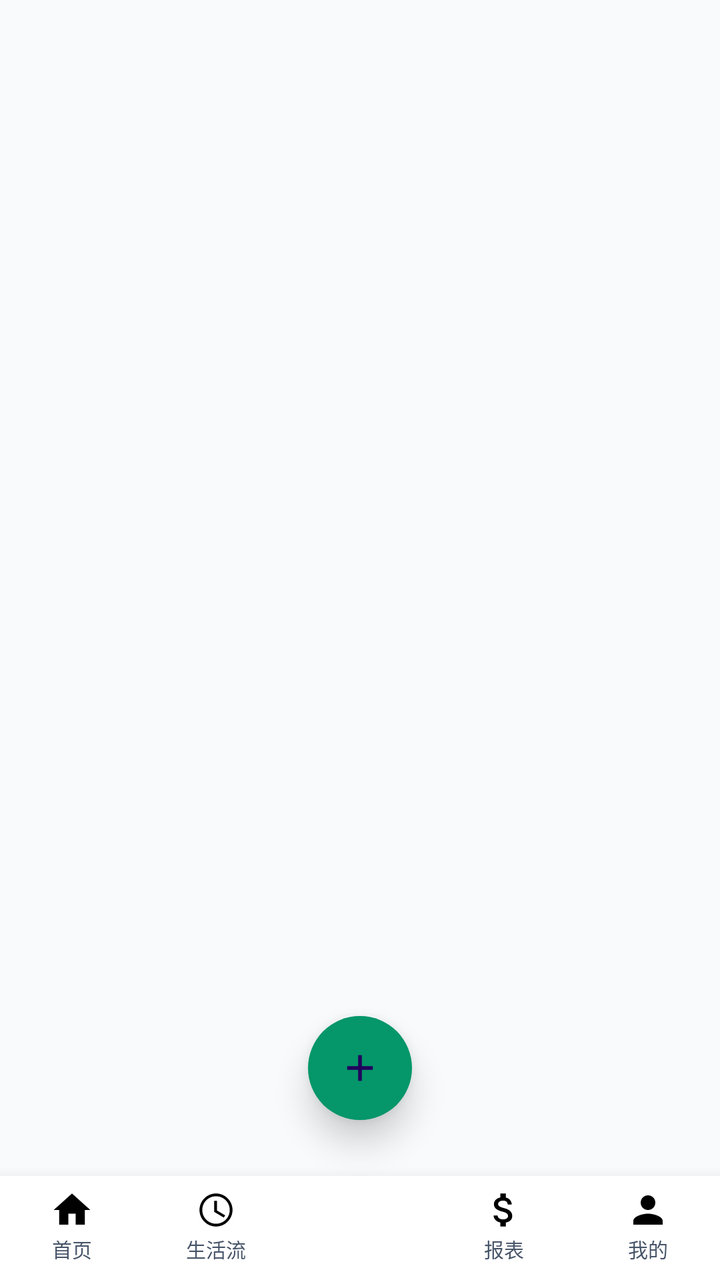
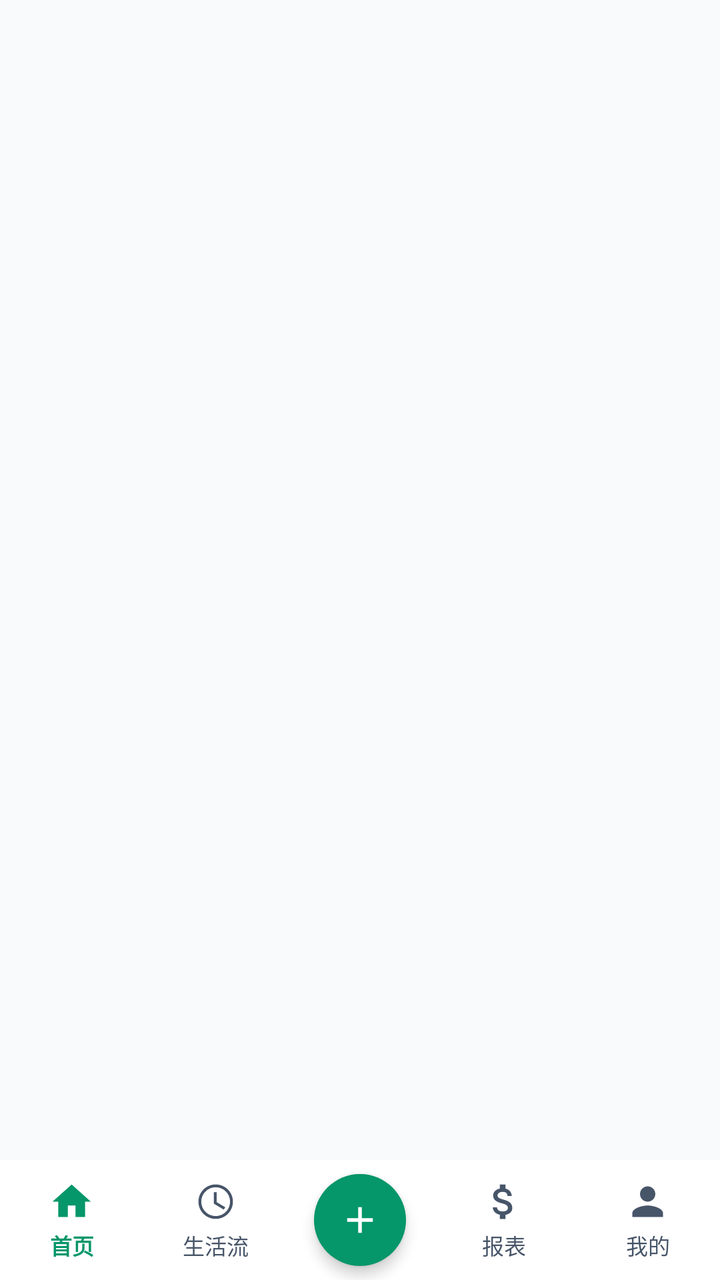

Before-and-after screenshots of an Android layout around one commit, followed by the original layout XML and the change that was made.
<!-- AndroidManifest.xml: application theme Theme.DiaperTracker -->
<!-- res/layout/activity_main.xml -->
<?xml version="1.0" encoding="utf-8"?>
<LinearLayout
    xmlns:android="http://schemas.android.com/apk/res/android"
    xmlns:app="http://schemas.android.com/apk/res-auto"
    android:layout_width="match_parent"
    android:layout_height="match_parent"
    android:orientation="vertical"
    android:background="@color/background">

    
    <FrameLayout
        android:id="@+id/fragment_container"
        android:layout_width="match_parent"
        android:layout_height="0dp"
        android:layout_weight="1" />

    
    <com.google.android.material.floatingactionbutton.FloatingActionButton
        android:id="@+id/fab_add"
        android:layout_width="wrap_content"
        android:layout_height="wrap_content"
        android:layout_gravity="bottom|center"
        android:layout_marginBottom="28dp"
        android:src="@drawable/ic_add"
        android:contentDescription="@string/add_entry"
        app:backgroundTint="@color/primary"
        app:fabSize="normal"
        app:fabCustomSize="52dp"
        app:maxImageSize="22dp"
        app:elevation="10dp"
        app:shapeAppearanceOverlay="@style/FabShape" />

    
    <LinearLayout
        android:layout_width="match_parent"
        android:layout_height="52dp"
        android:orientation="horizontal"
        android:background="@color/card"
        android:elevation="12dp"
        android:gravity="center_vertical"
        android:paddingBottom="2dp">

        
        <LinearLayout
            android:id="@+id/nav_home"
            android:layout_width="0dp"
            android:layout_height="match_parent"
            android:layout_weight="1"
            android:orientation="vertical"
            android:gravity="center"
            android:clickable="true"
            android:focusable="true"
            android:background="?attr/selectableItemBackgroundBorderless">
            <ImageView
                android:id="@+id/nav_home_icon"
                android:layout_width="22dp"
                android:layout_height="22dp"
                android:src="@drawable/ic_nav_home"
                android:contentDescription="@string/nav_home" />
            <TextView
                android:id="@+id/nav_home_label"
                android:layout_width="wrap_content"
                android:layout_height="wrap_content"
                android:text="@string/nav_home"
                android:textSize="10sp"
                android:textColor="@color/text_secondary"
                android:layout_marginTop="1dp" />
        </LinearLayout>

        
        <LinearLayout
            android:id="@+id/nav_timeline"
            android:layout_width="0dp"
            android:layout_height="match_parent"
            android:layout_weight="1"
            android:orientation="vertical"
            android:gravity="center"
            android:clickable="true"
            android:focusable="true"
            android:background="?attr/selectableItemBackgroundBorderless">
            <ImageView
                android:id="@+id/nav_timeline_icon"
                android:layout_width="22dp"
                android:layout_height="22dp"
                android:src="@drawable/ic_nav_timeline"
                android:contentDescription="@string/nav_timeline" />
            <TextView
                android:id="@+id/nav_timeline_label"
                android:layout_width="wrap_content"
                android:layout_height="wrap_content"
                android:text="@string/nav_timeline"
                android:textSize="10sp"
                android:textColor="@color/text_secondary"
                android:layout_marginTop="1dp" />
        </LinearLayout>

        
        <View
            android:layout_width="0dp"
            android:layout_height="match_parent"
            android:layout_weight="1" />

        
        <LinearLayout
            android:id="@+id/nav_report"
            android:layout_width="0dp"
            android:layout_height="match_parent"
            android:layout_weight="1"
            android:orientation="vertical"
            android:gravity="center"
            android:clickable="true"
            android:focusable="true"
            android:background="?attr/selectableItemBackgroundBorderless">
            <ImageView
                android:id="@+id/nav_report_icon"
                android:layout_width="22dp"
                android:layout_height="22dp"
                android:src="@drawable/ic_nav_report"
                android:contentDescription="@string/nav_report" />
            <TextView
                android:id="@+id/nav_report_label"
                android:layout_width="wrap_content"
                android:layout_height="wrap_content"
                android:text="@string/nav_report"
                android:textSize="10sp"
                android:textColor="@color/text_secondary"
                android:layout_marginTop="1dp" />
        </LinearLayout>

        
        <LinearLayout
            android:id="@+id/nav_profile"
            android:layout_width="0dp"
            android:layout_height="match_parent"
            android:layout_weight="1"
            android:orientation="vertical"
            android:gravity="center"
            android:clickable="true"
            android:focusable="true"
            android:background="?attr/selectableItemBackgroundBorderless">
            <ImageView
                android:id="@+id/nav_profile_icon"
                android:layout_width="22dp"
                android:layout_height="22dp"
                android:src="@drawable/ic_nav_profile"
                android:contentDescription="@string/nav_profile" />
            <TextView
                android:id="@+id/nav_profile_label"
                android:layout_width="wrap_content"
                android:layout_height="wrap_content"
                android:text="@string/nav_profile"
                android:textSize="10sp"
                android:textColor="@color/text_secondary"
                android:layout_marginTop="1dp" />
        </LinearLayout>
    </LinearLayout>

</LinearLayout>
<!-- resources referenced by this layout -->
<resources>
  <color name="background">#F8FAFC</color>
  <color name="card">#FFFFFF</color>
  <color name="primary">#059669</color>
  <color name="text_secondary">#475569</color>
  <!-- drawable ic_add (drawable) -->
  <?xml version="1.0" encoding="utf-8"?>
  <vector xmlns:android="http://schemas.android.com/apk/res/android"
      android:width="24dp"
      android:height="24dp"
      android:viewportWidth="24"
      android:viewportHeight="24"
      android:tint="?attr/colorControlNormal">
      <path
          android:fillColor="#FFFFFF"
          android:pathData="M19,13h-6v6h-2v-6H5v-2h6V5h2v6h6v2z" />
  </vector>
  <!-- drawable ic_nav_home (drawable) -->
  <vector xmlns:android="http://schemas.android.com/apk/res/android"
      android:width="24dp"
      android:height="24dp"
      android:viewportWidth="24"
      android:viewportHeight="24">
      <path
          android:fillColor="#FF000000"
          android:pathData="M10,20v-6h4v6h5v-8h3L12,3 2,12h3v8z" />
  </vector>
  <!-- drawable ic_nav_profile (drawable) -->
  <vector xmlns:android="http://schemas.android.com/apk/res/android"
      android:width="24dp"
      android:height="24dp"
      android:viewportWidth="24"
      android:viewportHeight="24">
      <path
          android:fillColor="#FF000000"
          android:pathData="M12,12c2.21,0 4,-1.79 4,-4s-1.79,-4 -4,-4 -4,1.79 -4,4 1.79,4 4,4zM12,14c-2.67,0 -8,1.34 -8,4v2h16v-2c0,-2.66 -5.33,-4 -8,-4z" />
  </vector>
  <!-- drawable ic_nav_report (drawable) -->
  <vector xmlns:android="http://schemas.android.com/apk/res/android"
      android:width="24dp"
      android:height="24dp"
      android:viewportWidth="24"
      android:viewportHeight="24">
      <path
          android:fillColor="#FF000000"
          android:pathData="M11.8,10.9c-2.27,-0.59 -3,-1.2 -3,-2.15 0,-1.09 1.01,-1.85 2.7,-1.85 1.78,0 2.44,0.85 2.5,2.1h2.21c-0.07,-1.72 -1.12,-3.3 -3.21,-3.81V3h-3v2.16c-1.94,0.42 -3.5,1.68 -3.5,3.61 0,2.31 1.91,3.46 4.7,4.13 2.5,0.6 3,1.48 3,2.41 0,0.69 -0.49,1.79 -2.7,1.79 -2.06,0 -2.87,-0.92 -2.98,-2.1h-2.2c0.12,2.19 1.76,3.42 3.68,3.83V21h3v-2.15c1.95,-0.37 3.5,-1.5 3.5,-3.55 0,-2.84 -2.43,-3.81 -4.7,-4.4z" />
  </vector>
  <!-- drawable ic_nav_timeline (drawable) -->
  <vector xmlns:android="http://schemas.android.com/apk/res/android"
      android:width="24dp"
      android:height="24dp"
      android:viewportWidth="24"
      android:viewportHeight="24">
      <path
          android:fillColor="#FF000000"
          android:pathData="M12,3c-4.97,0 -9,4.03 -9,9s4.03,9 9,9 9,-4.03 9,-9 -4.03,-9 -9,-9zM12,19.5c-4.14,0 -7.5,-3.36 -7.5,-7.5 0,-4.14 3.36,-7.5 7.5,-7.5 4.14,0 7.5,3.36 7.5,7.5 0,4.14 -3.36,7.5 -7.5,7.5zM12.5,7H11v6l5.25,3.15 0.75,-1.23 -4.5,-2.67z" />
  </vector>
  <string name="add_entry">记一笔</string>
  <string name="nav_home">首页</string>
  <string name="nav_profile">我的</string>
  <string name="nav_report">报表</string>
  <string name="nav_timeline">生活流</string>
  <style name="FabShape" parent="">
          <item name="cornerSize">50%</item>
      </style>
  <style name="Theme.DiaperTracker" parent="Theme.Material3.DayNight.NoActionBar">
          <item name="colorPrimary">@color/primary</item>
          <item name="colorPrimaryDark">@color/primary_dark</item>
          <item name="colorSecondary">@color/accent</item>
          <item name="android:colorBackground">@color/background</item>
          <item name="android:statusBarColor">@color/primary_dark</item>
          <item name="android:windowLightStatusBar">false</item>
          <item name="android:navigationBarColor">@color/card</item>
          <item name="android:windowLightNavigationBar">true</item>
      </style>
  <color name="primary_dark">#047857</color>
  <color name="accent">#F59E0B</color>
</resources>

<!-- the commit's change to res/layout/activity_main.xml (unified diff, before → after) -->
@@ -1,158 +1,188 @@
 <?xml version="1.0" encoding="utf-8"?>
-<LinearLayout
+<RelativeLayout
     xmlns:android="http://schemas.android.com/apk/res/android"
     xmlns:app="http://schemas.android.com/apk/res-auto"
+    xmlns:tools="http://schemas.android.com/tools"
     android:layout_width="match_parent"
     android:layout_height="match_parent"
-    android:orientation="vertical"
     android:background="@color/background">
 
     
     <FrameLayout
         android:id="@+id/fragment_container"
         android:layout_width="match_parent"
-        android:layout_height="0dp"
-        android:layout_weight="1" />
+        android:layout_height="match_parent"
+        android:layout_above="@id/bottom_nav_wrapper" />
 
     
-    <com.google.android.material.floatingactionbutton.FloatingActionButton
-        android:id="@+id/fab_add"
-        android:layout_width="wrap_content"
+    <FrameLayout
+        android:id="@+id/bottom_nav_wrapper"
+        android:layout_width="match_parent"
         android:layout_height="wrap_content"
-        android:layout_gravity="bottom|center"
-        android:layout_marginBottom="28dp"
-        android:src="@drawable/ic_add"
-        android:contentDescription="@string/add_entry"
-        app:backgroundTint="@color/primary"
-        app:fabSize="normal"
-        app:fabCustomSize="52dp"
-        app:maxImageSize="22dp"
-        app:elevation="10dp"
-        app:shapeAppearanceOverlay="@style/FabShape" />
-
-    
-    <LinearLayout
-        android:layout_width="match_parent"
-        android:layout_height="52dp"
-        android:orientation="horizontal"
-        android:background="@color/card"
-        android:elevation="12dp"
-        android:gravity="center_vertical"
-        android:paddingBottom="2dp">
+        android:layout_alignParentBottom="true">
 
         
         <LinearLayout
-            android:id="@+id/nav_home"
-            android:layout_width="0dp"
-            android:layout_height="match_parent"
-            android:layout_weight="1"
-            android:orientation="vertical"
-            android:gravity="center"
-            android:clickable="true"
-            android:focusable="true"
-            android:background="?attr/selectableItemBackgroundBorderless">
-            <ImageView
-                android:id="@+id/nav_home_icon"
-                android:layout_width="22dp"
-                android:layout_height="22dp"
-                android:src="@drawable/ic_nav_home"
-                android:contentDescription="@string/nav_home" />
-            <TextView
-                android:id="@+id/nav_home_label"
-                android:layout_width="wrap_content"
-                android:layout_height="wrap_content"
-                android:text="@string/nav_home"
-                android:textSize="10sp"
-                android:textColor="@color/text_secondary"
-                android:layout_marginTop="1dp" />
-        </LinearLayout>
+            android:id="@+id/bottom_nav_bar"
+            android:layout_width="match_parent"
+            android:layout_height="60dp"
+            android:orientation="horizontal"
+            android:background="@color/card"
+            android:elevation="14dp"
+            android:gravity="center_vertical">
 
-        
-        <LinearLayout
-            android:id="@+id/nav_timeline"
-            android:layout_width="0dp"
-            android:layout_height="match_parent"
-            android:layout_weight="1"
-            android:orientation="vertical"
-            android:gravity="center"
-            android:clickable="true"
-            android:focusable="true"
-            android:background="?attr/selectableItemBackgroundBorderless">
-            <ImageView
-                android:id="@+id/nav_timeline_icon"
-                android:layout_width="22dp"
-                android:layout_height="22dp"
-                android:src="@drawable/ic_nav_timeline"
-                android:contentDescription="@string/nav_timeline" />
-            <TextView
-                android:id="@+id/nav_timeline_label"
-                android:layout_width="wrap_content"
-                android:layout_height="wrap_content"
-                android:text="@string/nav_timeline"
-                android:textSize="10sp"
-                android:textColor="@color/text_secondary"
-                android:layout_marginTop="1dp" />
+            
+            <LinearLayout
+                android:id="@+id/nav_home"
+                android:layout_width="0dp"
+                android:layout_height="match_parent"
+                android:layout_weight="1"
+                android:orientation="vertical"
+                android:gravity="center"
+                android:clickable="true"
+                android:focusable="true"
+                android:background="?attr/selectableItemBackgroundBorderless">
+
+                <ImageView
+                    android:id="@+id/nav_home_icon"
+                    android:layout_width="23dp"
+                    android:layout_height="23dp"
+                    android:src="@drawable/ic_nav_home"
+                    app:tint="@color/primary"
+                    android:contentDescription="@string/nav_home" />
+
+                <TextView
+                    android:id="@+id/nav_home_label"
+                    android:layout_width="wrap_content"
+                    android:layout_height="wrap_content"
+                    android:text="@string/nav_home"
+                    android:textSize="11sp"
+                    android:textStyle="bold"
+                    android:textColor="@color/primary"
+                    android:layout_marginTop="2dp" />
+            </LinearLayout>
+
+            
+            <LinearLayout
+                android:id="@+id/nav_timeline"
+                android:layout_width="0dp"
+                android:layout_height="match_parent"
+                android:layout_weight="1"
+                android:orientation="vertical"
+                android:gravity="center"
+                android:clickable="true"
+                android:focusable="true"
+                android:background="?attr/selectableItemBackgroundBorderless">
+
+                <ImageView
+                    android:id="@+id/nav_timeline_icon"
+                    android:layout_width="23dp"
+                    android:layout_height="23dp"
+                    android:src="@drawable/ic_nav_timeline"
+                    app:tint="@color/text_secondary"
+                    android:contentDescription="@string/nav_timeline" />
+
+                <TextView
+                    android:id="@+id/nav_timeline_label"
+                    android:layout_width="wrap_content"
+                    android:layout_height="wrap_content"
+                    android:text="@string/nav_timeline"
+                    android:textSize="11sp"
+                    android:textColor="@color/text_secondary"
+                    android:layout_marginTop="2dp" />
+            </LinearLayout>
+
+            
+            <FrameLayout
+                android:id="@+id/nav_add_center_slot"
+                android:layout_width="0dp"
+                android:layout_height="match_parent"
+                android:layout_weight="1"
+                android:gravity="center">
+
+                <com.google.android.material.floatingactionbutton.FloatingActionButton
+                    android:id="@+id/fab_add"
+                    android:layout_width="46dp"
+                    android:layout_height="46dp"
+                    android:layout_gravity="center"
+                    android:src="@drawable/ic_add"
+                    android:contentDescription="@string/add_entry"
+                    app:backgroundTint="@color/primary"
+                    app:tint="@android:color/white"
+                    app:fabCustomSize="46dp"
+                    app:maxImageSize="22dp"
+                    app:elevation="4dp"
+                    app:pressedTranslationZ="8dp"
+                    app:shapeAppearanceOverlay="@style/FabShape" />
+            </FrameLayout>
+
+            
+            <LinearLayout
+                android:id="@+id/nav_report"
+                android:layout_width="0dp"
+                android:layout_height="match_parent"
+                android:layout_weight="1"
+                android:orientation="vertical"
+                android:gravity="center"
+                android:clickable="true"
+                android:focusable="true"
+                android:background="?attr/selectableItemBackgroundBorderless">
+
+                <ImageView
+                    android:id="@+id/nav_report_icon"
+                    android:layout_width="23dp"
+                    android:layout_height="23dp"
+                    android:src="@drawable/ic_nav_report"
+                    app:tint="@color/text_secondary"
+                    android:contentDescription="@string/nav_report" />
+
+                <TextView
+                    android:id="@+id/nav_report_label"
+                    android:layout_width="wrap_content"
+                    android:layout_height="wrap_content"
+                    android:text="@string/nav_report"
+                    android:textSize="11sp"
+                    android:textColor="@color/text_secondary"
+                    android:layout_marginTop="2dp" />
+            </LinearLayout>
+
+            
+            <LinearLayout
+                android:id="@+id/nav_profile"
+                android:layout_width="0dp"
+                android:layout_height="match_parent"
+                android:layout_weight="1"
+                android:orientation="vertical"
+                android:gravity="center"
+                android:clickable="true"
+                android:focusable="true"
+                android:background="?attr/selectableItemBackgroundBorderless">
+
+                <ImageView
+                    android:id="@+id/nav_profile_icon"
+                    android:layout_width="23dp"
+                    android:layout_height="23dp"
+                    android:src="@drawable/ic_nav_profile"
+                    app:tint="@color/text_secondary"
+                    android:contentDescription="@string/nav_profile" />
+
+                <TextView
+                    android:id="@+id/nav_profile_label"
+                    android:layout_width="wrap_content"
+                    android:layout_height="wrap_content"
+                    android:text="@string/nav_profile"
+                    android:textSize="11sp"
+                    android:textColor="@color/text_secondary"
+                    android:layout_marginTop="2dp" />
+            </LinearLayout>
+
         </LinearLayout>
 
         
         <View
-            android:layout_width="0dp"
-            android:layout_height="match_parent"
-            android:layout_weight="1" />
+            android:layout_width="match_parent"
+            android:layout_height="1dp"
+            android:background="@color/card_border" />
+    </FrameLayout>
 
-        
-        <LinearLayout
-            android:id="@+id/nav_report"
-            android:layout_width="0dp"
-            android:layout_height="match_parent"
-            android:layout_weight="1"
-            android:orientation="vertical"
-            android:gravity="center"
-            android:clickable="true"
-            android:focusable="true"
-            android:background="?attr/selectableItemBackgroundBorderless">
-            <ImageView
-                android:id="@+id/nav_report_icon"
-                android:layout_width="22dp"
-                android:layout_height="22dp"
-                android:src="@drawable/ic_nav_report"
-                android:contentDescription="@string/nav_report" />
-            <TextView
-                android:id="@+id/nav_report_label"
-                android:layout_width="wrap_content"
-                android:layout_height="wrap_content"
-                android:text="@string/nav_report"
-                android:textSize="10sp"
-                android:textColor="@color/text_secondary"
-                android:layout_marginTop="1dp" />
-        </LinearLayout>
-
-        
-        <LinearLayout
-            android:id="@+id/nav_profile"
-            android:layout_width="0dp"
-            android:layout_height="match_parent"
-            android:layout_weight="1"
-            android:orientation="vertical"
-            android:gravity="center"
-            android:clickable="true"
-            android:focusable="true"
-            android:background="?attr/selectableItemBackgroundBorderless">
-            <ImageView
-                android:id="@+id/nav_profile_icon"
-                android:layout_width="22dp"
-                android:layout_height="22dp"
-                android:src="@drawable/ic_nav_profile"
-                android:contentDescription="@string/nav_profile" />
-            <TextView
-                android:id="@+id/nav_profile_label"
-                android:layout_width="wrap_content"
-                android:layout_height="wrap_content"
-                android:text="@string/nav_profile"
-                android:textSize="10sp"
-                android:textColor="@color/text_secondary"
-                android:layout_marginTop="1dp" />
-        </LinearLayout>
-    </LinearLayout>
-
-</LinearLayout>
+</RelativeLayout>
<!-- resource entries referenced after the edit -->
@@ -2,6 +2,7 @@
 <resources>
   <color name="background">#F8FAFC</color>
   <color name="card">#FFFFFF</color>
+  <color name="card_border">#E2E8F0</color>
   <color name="primary">#059669</color>
   <color name="text_secondary">#475569</color>
   <!-- drawable ic_add (drawable) -->
